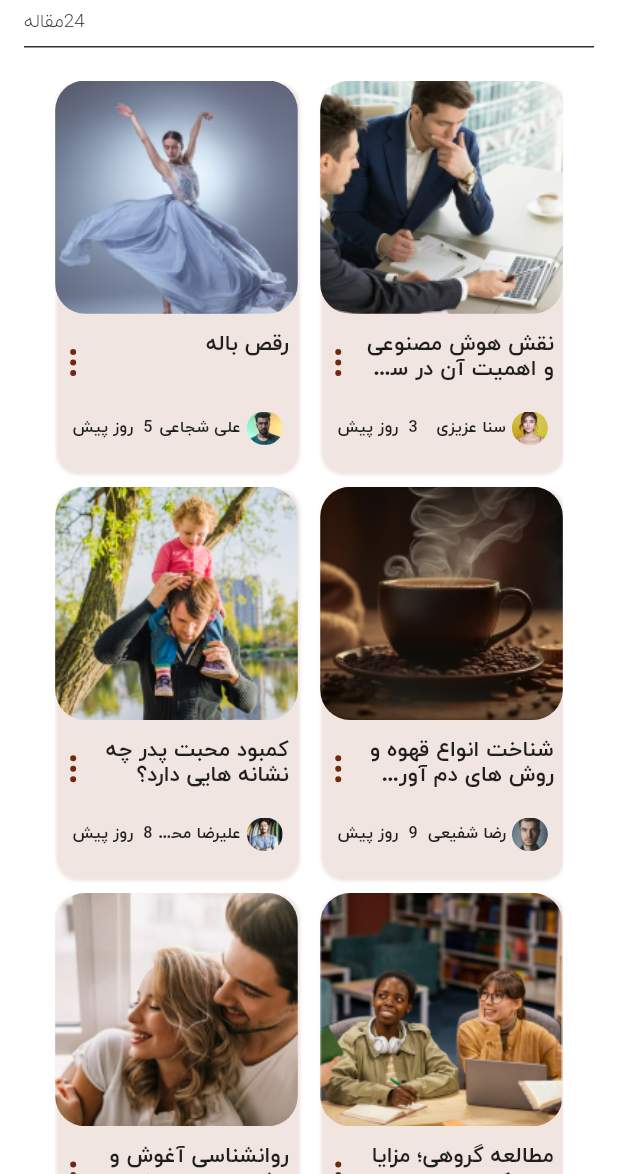
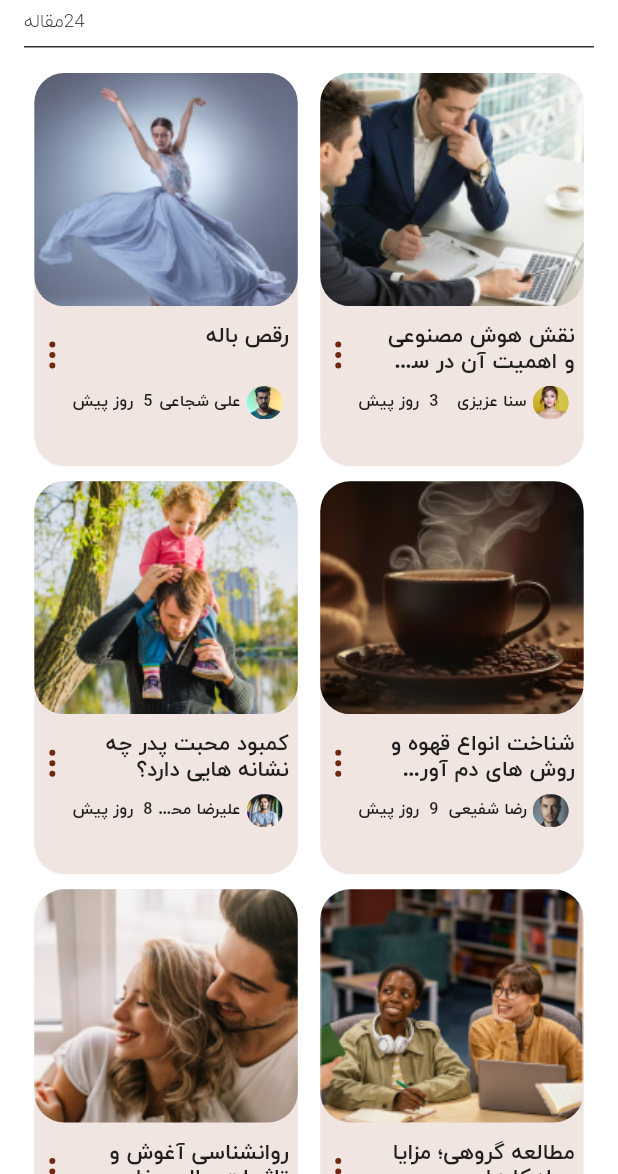
Before and after one commit to OmidHaqi/techno_saz, a Flutter app: the BookMarkedPage screen opened directly, on a phone screen of 412 x 824 dp, the part 62-1236 px from its top. Run offline on Flutter 3.47's test engine with Material 2 defaults, Android fonts, the phone set to English and light mode, and no system bars; our stand-ins replace adaptive_theme, flutter_spinkit, flutter_svg, smooth_page_indicator.

```diff
--- a/lib/screens/book_Marked_Page.dart
+++ b/lib/screens/book_Marked_Page.dart
@@ -97,58 +97,55 @@ class BookMarkedPage extends StatelessWidget {
           children: [
             Expanded(
               child: Padding(
-                padding: EdgeInsets.fromLTRB(
-                    size.width / 11.2, 5, size.width / 11.2, 0),
+                padding:
+                    EdgeInsets.fromLTRB(size.width / 18, 0, size.width / 18, 0),
                 child: GridView.builder(
                     itemCount: DataClass.BookMarkedArticlePageModelList.length,
                     physics: BouncingScrollPhysics(),
                     gridDelegate: SliverGridDelegateWithFixedCrossAxisCount(
                       crossAxisCount: 2,
                       childAspectRatio:
-                          0.62, // change this value for different results
+                          0.67, // change this value for different results
                       crossAxisSpacing: 15,
                       mainAxisSpacing: 10,
                     ),
                     itemBuilder: (context, index) {
                       return InkWell(
                         onTap: () {},
-                        child: Padding(
-                          padding: EdgeInsets.fromLTRB(0, 0, 0, 0),
                         child: Container(
-
+                           width: size.width / 3,
+                          height: size.height / 3.9,
                           decoration: BoxDecoration(
+                              // color: Colors.amber,
                               boxShadow: <BoxShadow>[
                                 BoxShadow(
-                                      blurRadius: 1,
-                                      color: AdaptiveTheme.of(context).brightness==Brightness.light?
-                                      Color.fromARGB(43, 164, 99, 77):Color.fromARGB(12, 255, 255, 255),
-                                      offset: Offset(1, 2)),
+                                  blurRadius: 0,
+                                  color: AdaptiveTheme.of(context).brightness ==
+                                          Brightness.light
+                                      ? Color.fromARGB(43, 164, 99, 77)
+                                      : Color.fromARGB(12, 255, 255, 255),
+                                ),
                               ],
+                              borderRadius:
+                                  BorderRadius.all(Radius.circular(20))),
+                          // color: Colors.amber,
 
-                                borderRadius:
-                                    BorderRadius.all(Radius.circular(15))),
-                            // color: Colors.amber,
-                            width: size.width / 2.5,
-                            height: size.height / 3.9,
                           child: Column(
                             children: [
                               Container(
-                                  width: size.width / 2.5,
+                                width: size.width / 2.3,
                                 height: size.height / 5.3,
                                 decoration: BoxDecoration(
-
                                   borderRadius: BorderRadius.circular(20),
                                   image: DecorationImage(
                                       image: AssetImage(DataClass
-                                            .BookMarkedArticlePageModelList[
-                                                index]
+                                          .BookMarkedArticlePageModelList[index]
                                           .imageArticleUr),
                                       fit: BoxFit.cover),
                                 ),
                               ),
                               Padding(
-                                  padding:
-                                      const EdgeInsets.fromLTRB(0, 12, 6, 12),
+                                padding: const EdgeInsets.fromLTRB(0, 12, 6, 0),
                                 child: Row(
                                   mainAxisAlignment:
                                       MainAxisAlignment.spaceBetween,
@@ -176,8 +173,7 @@ class BookMarkedPage extends StatelessWidget {
                                           AdaptiveTheme.of(context)
                                                       .brightness ==
                                                   Brightness.dark
-                                                ? SolidColors
-                                                    .primaryVariantColor
+                                              ? SolidColors.primaryVariantColor
                                               : SolidColors.iconColor,
                                           BlendMode.srcIn),
                                     )
@@ -185,8 +181,7 @@ class BookMarkedPage extends StatelessWidget {
                                 ),
                               ),
                               Padding(
-                                  padding:
-                                      const EdgeInsets.fromLTRB(6, 0, 0, 0),
+                                padding: const EdgeInsets.fromLTRB(6, 0, 0, 0),
                                 child: Row(
                                   children: [
                                     Padding(
@@ -223,8 +218,7 @@ class BookMarkedPage extends StatelessWidget {
                                     ),
                                     Text(
                                       DataClass
-                                            .BookMarkedArticlePageModelList[
-                                                index]
+                                          .BookMarkedArticlePageModelList[index]
                                           .PublicationDateArticleUr,
                                       style: TextStyle(
                                           fontSize: 12,
@@ -236,11 +230,10 @@ class BookMarkedPage extends StatelessWidget {
                             ],
                           ),
                         ),
-                        ),
                       );
                     }),
               ),
-            )
+            ),
           ],
         ),
       ),
```
Lines whose indentation alone changed are shown as unchanged.
